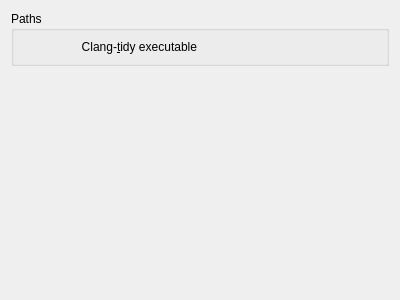
First picture: the form in src/config/clangtidypreferences.ui, repository KDE/kdevelop, before the edit.
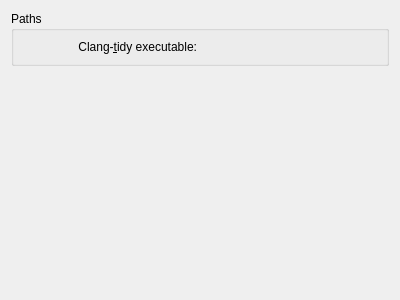
Second picture: the form after the edit. Custom widgets are drawn as their Qt base class.

Commit message: Fix strings, improve layout of settings page

Patch:
```diff
--- a/src/config/clangtidypreferences.ui
+++ b/src/config/clangtidypreferences.ui
@@ -25,7 +25,7 @@
         <item>
          <widget class="QLabel" name="clangtidyLabel">
           <property name="text">
-           <string>Clang-&amp;tidy executable</string>
+           <string>Clang-&amp;tidy executable:</string>
           </property>
           <property name="alignment">
            <set>Qt::AlignRight|Qt::AlignTrailing|Qt::AlignVCenter</set>
```
The commit also changes 1 other file.
